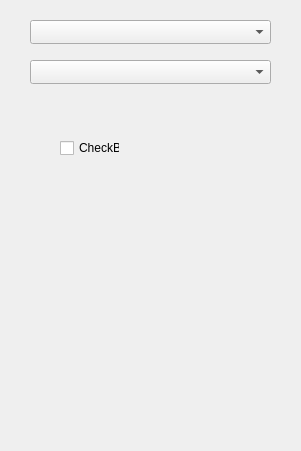
Old version of the form plugins/Base_PhysicalField/LoadSpecificationWidget.ui in the repository asd977/base_cae.
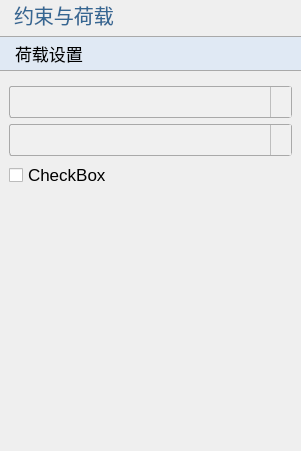
New version of the form. Icons and pictures are not drawn.

Commit message: style: switch custom control arrows from png to svg

```diff
--- a/plugins/Base_PhysicalField/LoadSpecificationWidget.ui
+++ b/plugins/Base_PhysicalField/LoadSpecificationWidget.ui
@@ -13,25 +13,173 @@
   <property name="windowTitle">
    <string>Form</string>
   </property>
-  <widget class="QComboBox" name="comboBoxDim">
-   <property name="geometry"><rect><x>30</x><y>20</y><width>241</width><height>24</height></rect></property>
-  </widget>
-  <widget class="QComboBox" name="comboBoxGroup">
-   <property name="geometry"><rect><x>30</x><y>60</y><width>241</width><height>24</height></rect></property>
-  </widget>
-  <widget class="QCheckBox" name="clickCheckBox">
-   <property name="geometry">
-    <rect>
-     <x>60</x>
-     <y>140</y>
-     <width>60</width>
-     <height>16</height>
-    </rect>
+  <property name="styleSheet">
+   <string notr="true">QWidget{
+font-family: &quot;Microsoft YaHei&quot;, &quot;微软雅黑&quot;;
+}
+QPushButton {
+    font-size: 17px;
+    min-height: 32px;
+}
+QPushButton#pushButton {
+    background-color: rgb(224, 233, 244);
+    border-width: 1px;
+    border-color: rgb(121, 121, 121);
+    border-style: solid;
+    min-height: 33px;
+    border-top: 1px solid rgb(169, 169, 169);
+    border-bottom: 1px solid rgb(169, 169, 169);
+    border-left: none;
+    border-right: none;
+    text-align: left;
+    padding-left: 15px;
+    font-size: 17px;
+}
+QLabel {
+    font-size: 17px;
+    color: rgb(51, 51, 51);
+}
+QLabel#pageNameLabel {
+    font-size: 20px;
+    padding-left: 9px;
+    color: rgb(53, 103, 147);
+}
+QLineEdit, QTextEdit, QPlainTextEdit, QSpinBox, QDoubleSpinBox, QDateTimeEdit {
+    border: 1px solid rgb(200, 200, 200);
+    border-radius: 2px;
+    font-size: 17px;
+    min-height: 30px;
+}
+QLineEdit:focus, QTextEdit:focus, QPlainTextEdit:focus,
+QSpinBox:focus, QDoubleSpinBox:focus, QDateTimeEdit:focus {
+    border-color: rgb(100, 100, 255);
+    outline: none;
+}
+QComboBox {
+    font-size: 17px;
+    color: rgb(51, 51, 51);
+    padding-left: 6px;
+    background: rgb(240, 240, 240);
+    border: 1px solid rgb(169, 169, 169);
+    border-radius: 3px;
+    min-height: 30px;
+}
+QComboBox::drop-down {
+    subcontrol-origin: padding;
+    subcontrol-position: top right;
+    width: 20px;
+    background: rgb(240, 240, 240);
+    border-left: 1px solid rgb(190, 190, 190);
+}
+QComboBox::down-arrow {
+    image: url(:/resources/arrow_down_drawn.svg);
+    width: 12px;
+    height: 12px;
+}
+QSpinBox::up-button, QDoubleSpinBox::up-button {
+    subcontrol-origin: border;
+    subcontrol-position: top right;
+    width: 18px;
+    border-left: 1px solid rgb(190, 190, 190);
+    border-bottom: 1px solid rgb(210, 210, 210);
+    background: rgb(240, 240, 240);
+}
+QSpinBox::down-button, QDoubleSpinBox::down-button {
+    subcontrol-origin: border;
+    subcontrol-position: bottom right;
+    width: 18px;
+    border-left: 1px solid rgb(190, 190, 190);
+    background: rgb(240, 240, 240);
+}
+QSpinBox::up-arrow, QDoubleSpinBox::up-arrow {
+    image: url(:/resources/arrow_up_drawn.svg);
+    width: 10px;
+    height: 10px;
+}
+QSpinBox::down-arrow, QDoubleSpinBox::down-arrow {
+    image: url(:/resources/arrow_down_drawn.svg);
+    width: 10px;
+    height: 10px;
+}
+QRadioButton, QCheckBox, QGroupBox {
+    font-size: 17px;
+}
+QTableWidget, QTreeWidget, QListWidget {
+    font-size: 16px;
+    gridline-color: rgb(210, 210, 210);
+}
+
+</string>
+  </property>
+  <layout class="QVBoxLayout" name="verticalLayout">
+   <property name="leftMargin">
+    <number>0</number>
    </property>
-   <property name="text">
-    <string>CheckBox</string>
+   <property name="topMargin">
+    <number>0</number>
    </property>
-  </widget>
+   <property name="rightMargin">
+    <number>0</number>
+   </property>
+   <item>
+    <widget class="QLabel" name="pageNameLabel">
+     <property name="sizePolicy">
+      <sizepolicy hsizetype="Preferred" vsizetype="Fixed">
+       <horstretch>0</horstretch>
+       <verstretch>0</verstretch>
+      </sizepolicy>
+     </property>
+     <property name="text">
+      <string>约束与荷载</string>
+     </property>
+    </widget>
+   </item>
+   <item>
+    <widget class="QPushButton" name="pushButton">
+     <property name="sizePolicy">
+      <sizepolicy hsizetype="Ignored" vsizetype="Fixed">
+       <horstretch>0</horstretch>
+       <verstretch>0</verstretch>
+      </sizepolicy>
+     </property>
+     <property name="text">
+      <string>荷载设置</string>
+     </property>
+    </widget>
+   </item>
+   <item>
+    <widget class="QWidget" name="contentWidget" native="true">
+     <layout class="QVBoxLayout" name="contentLayout">
+      <item>
+       <widget class="QComboBox" name="comboBoxDim"/>
+      </item>
+      <item>
+       <widget class="QComboBox" name="comboBoxGroup"/>
+      </item>
+      <item>
+       <widget class="QCheckBox" name="clickCheckBox">
+        <property name="text">
+         <string>CheckBox</string>
+        </property>
+       </widget>
+      </item>
+     </layout>
+    </widget>
+   </item>
+   <item>
+    <spacer name="verticalSpacer">
+     <property name="orientation">
+      <enum>Qt::Orientation::Vertical</enum>
+     </property>
+     <property name="sizeHint" stdset="0">
+      <size>
+       <width>20</width>
+       <height>40</height>
+      </size>
+     </property>
+    </spacer>
+   </item>
+  </layout>
  </widget>
  <resources/>
  <connections/>
```
The commit also changes 45 other files.
